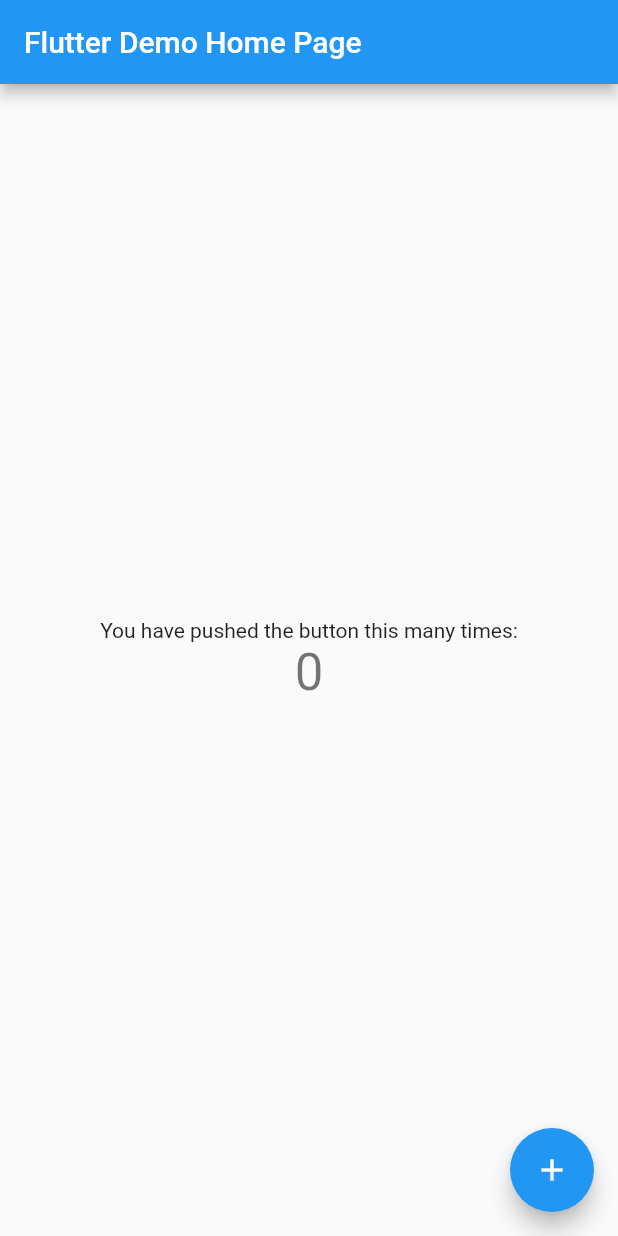
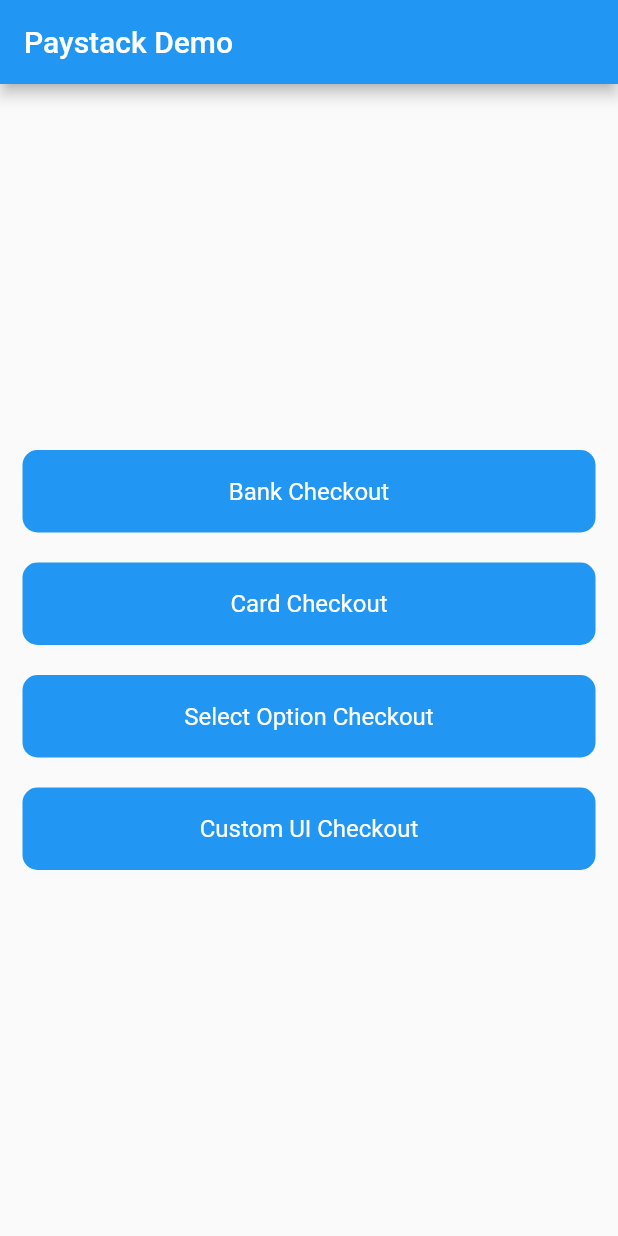
Before and after one commit to timilehinjegede/flutter-paystack-demo, a Flutter app: the screen it shows after launch, on a phone screen of 412 x 824 dp. Run offline on Flutter 3.47's test engine with Material 2 defaults, Android fonts, the phone set to English and light mode, and no system bars.

Commit message:
Project setup

```diff
--- a/lib/main.dart
+++ b/lib/main.dart
@@ -1,4 +1,9 @@
 import 'package:flutter/material.dart';
+import 'package:paystack_demo/views/home.dart';
+import 'package:paystack_demo/views/screens/bank_checkout.dart';
+import 'package:paystack_demo/views/screens/card_checkout.dart';
+import 'package:paystack_demo/views/screens/custom_ui_checkout.dart';
+import 'package:paystack_demo/views/screens/select_checkout_option.dart';
 
 void main() {
   runApp(MyApp());
@@ -9,109 +14,13 @@ class MyApp extends StatelessWidget {
   @override
   Widget build(BuildContext context) {
     return MaterialApp(
-      title: 'Flutter Demo',
-      theme: ThemeData(
-        // This is the theme of your application.
-        //
-        // Try running your application with "flutter run". You'll see the
-        // application has a blue toolbar. Then, without quitting the app, try
-        // changing the primarySwatch below to Colors.green and then invoke
-        // "hot reload" (press "r" in the console where you ran "flutter run",
-        // or simply save your changes to "hot reload" in a Flutter IDE).
-        // Notice that the counter didn't reset back to zero; the application
-        // is not restarted.
-        primarySwatch: Colors.blue,
-        // This makes the visual density adapt to the platform that you run
-        // the app on. For desktop platforms, the controls will be smaller and
-        // closer together (more dense) than on mobile platforms.
-        visualDensity: VisualDensity.adaptivePlatformDensity,
-      ),
-      home: MyHomePage(title: 'Flutter Demo Home Page'),
+      routes: {
+        BankCheckoutScreen.routeName : (context) => BankCheckoutScreen(),
+        CardCheckoutScreen.routeName : (context) => CardCheckoutScreen(),
+        SelectCheckoutOptionScreen.routeName : (context) => SelectCheckoutOptionScreen(),
+        CustomUICheckoutScreen.routeName : (context) => CustomUICheckoutScreen(),
+      },
+      home: HomeScreen(),
     );
   }
 }
-
-class MyHomePage extends StatefulWidget {
-  MyHomePage({Key key, this.title}) : super(key: key);
-
-  // This widget is the home page of your application. It is stateful, meaning
-  // that it has a State object (defined below) that contains fields that affect
-  // how it looks.
-
-  // This class is the configuration for the state. It holds the values (in this
-  // case the title) provided by the parent (in this case the App widget) and
-  // used by the build method of the State. Fields in a Widget subclass are
-  // always marked "final".
-
-  final String title;
-
-  @override
-  _MyHomePageState createState() => _MyHomePageState();
-}
-
-class _MyHomePageState extends State<MyHomePage> {
-  int _counter = 0;
-
-  void _incrementCounter() {
-    setState(() {
-      // This call to setState tells the Flutter framework that something has
-      // changed in this State, which causes it to rerun the build method below
-      // so that the display can reflect the updated values. If we changed
-      // _counter without calling setState(), then the build method would not be
-      // called again, and so nothing would appear to happen.
-      _counter++;
-    });
-  }
-
-  @override
-  Widget build(BuildContext context) {
-    // This method is rerun every time setState is called, for instance as done
-    // by the _incrementCounter method above.
-    //
-    // The Flutter framework has been optimized to make rerunning build methods
-    // fast, so that you can just rebuild anything that needs updating rather
-    // than having to individually change instances of widgets.
-    return Scaffold(
-      appBar: AppBar(
-        // Here we take the value from the MyHomePage object that was created by
-        // the App.build method, and use it to set our appbar title.
-        title: Text(widget.title),
-      ),
-      body: Center(
-        // Center is a layout widget. It takes a single child and positions it
-        // in the middle of the parent.
-        child: Column(
-          // Column is also a layout widget. It takes a list of children and
-          // arranges them vertically. By default, it sizes itself to fit its
-          // children horizontally, and tries to be as tall as its parent.
-          //
-          // Invoke "debug painting" (press "p" in the console, choose the
-          // "Toggle Debug Paint" action from the Flutter Inspector in Android
-          // Studio, or the "Toggle Debug Paint" command in Visual Studio Code)
-          // to see the wireframe for each widget.
-          //
-          // Column has various properties to control how it sizes itself and
-          // how it positions its children. Here we use mainAxisAlignment to
-          // center the children vertically; the main axis here is the vertical
-          // axis because Columns are vertical (the cross axis would be
-          // horizontal).
-          mainAxisAlignment: MainAxisAlignment.center,
-          children: <Widget>[
-            Text(
-              'You have pushed the button this many times:',
-            ),
-            Text(
-              '$_counter',
-              style: Theme.of(context).textTheme.headline4,
-            ),
-          ],
-        ),
-      ),
-      floatingActionButton: FloatingActionButton(
-        onPressed: _incrementCounter,
-        tooltip: 'Increment',
-        child: Icon(Icons.add),
-      ), // This trailing comma makes auto-formatting nicer for build methods.
-    );
-  }
-}
--- /dev/null
+++ b/lib/views/home.dart
@@ -0,0 +1,60 @@
+import 'package:flutter/material.dart';
+import 'package:paystack_demo/views/screens/bank_checkout.dart';
+import 'package:paystack_demo/views/screens/card_checkout.dart';
+import 'package:paystack_demo/views/screens/custom_ui_checkout.dart';
+import 'package:paystack_demo/views/screens/select_checkout_option.dart';
+import 'package:paystack_demo/views/widgets/app_button.dart';
+
+class HomeScreen extends StatelessWidget {
+  @override
+  Widget build(BuildContext context) {
+    return Scaffold(
+      appBar: AppBar(
+        title: Text(
+          'Paystack Demo',
+        ),
+      ),
+      body: Padding(
+        padding: const EdgeInsets.symmetric(horizontal: 15),
+        child: Column(
+          mainAxisAlignment: MainAxisAlignment.center,
+          children: <Widget>[
+
+            AppButton(
+              content: 'Bank Checkout',
+              onTap: () => Navigator.pushNamed(context, BankCheckoutScreen.routeName),
+            ),
+
+            SizedBox(
+              height: 20,
+            ),
+
+            AppButton(
+              content: 'Card Checkout',
+              onTap: () => Navigator.pushNamed(context, CardCheckoutScreen.routeName),
+            ),
+
+            SizedBox(
+              height: 20,
+            ),
+
+            AppButton(
+              content: 'Select Option Checkout',
+              onTap: () => Navigator.pushNamed(context, SelectCheckoutOptionScreen.routeName),
+            ),
+
+            SizedBox(
+              height: 20,
+            ),
+
+            AppButton(
+              content: 'Custom UI Checkout',
+              onTap: () => Navigator.pushNamed(context, CustomUICheckoutScreen.routeName),
+            ),
+
+          ],
+        ),
+      ),
+    );
+  }
+}
--- /dev/null
+++ b/lib/views/widgets/app_button.dart
@@ -0,0 +1,33 @@
+import 'package:flutter/material.dart';
+
+class AppButton extends StatelessWidget {
+
+  final VoidCallback onTap;
+  final String content;
+
+  AppButton({this.onTap,this.content});
+
+  @override
+  Widget build(BuildContext context) {
+    return InkWell(
+      onTap: onTap,
+      child: Container(
+        height: 55,
+        width: MediaQuery.of(context).size.width,
+        decoration: BoxDecoration(
+          color: Colors.blue,
+          borderRadius: BorderRadius.circular(10),
+        ),
+        child: Center(
+          child: Text(
+            content,
+            style: TextStyle(
+              color: Colors.white,
+              fontSize: 16,
+            ),
+          ),
+        ),
+      ),
+    );
+  }
+}
```
Also changed, not shown: lib/views/screens/bank_checkout.dart (added, +22 -0 lines), lib/views/screens/card_checkout.dart (added, +21 -0 lines), lib/views/screens/custom_ui_checkout.dart (added, +22 -0 lines), lib/views/screens/select_checkout_option.dart (added, +22 -0 lines), lib/views/widgets/dialogs.dart (added, +87 -0 lines), lib/services/api_service.dart (added), 2 other files.
